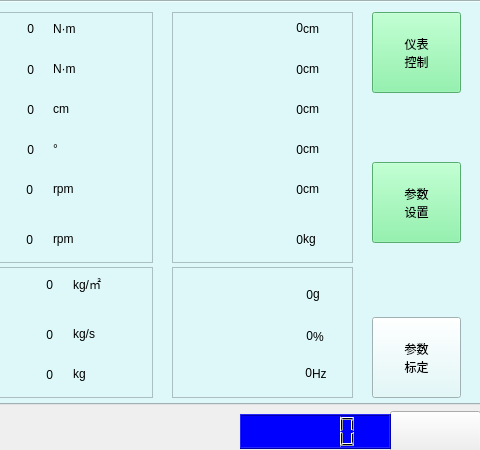
This is forms/mywidget.ui in yanggang59/HMI_DualCan as Qt 5 draws it before an edit; both pictures show x 320 to 800 and y 0 to 450 of the 800 by 450 pixel window. The edited form follows.
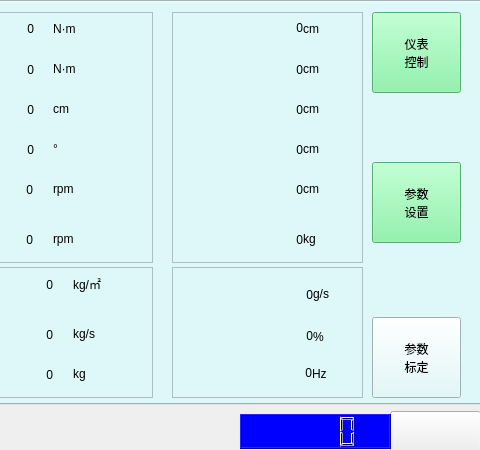
This is the edited form. Icons and pictures are not drawn. Custom widgets are drawn as their Qt base class.

Diff of the .ui file:
```diff
--- a/forms/mywidget.ui
+++ b/forms/mywidget.ui
@@ -1401,7 +1401,7 @@
       <rect>
        <x>490</x>
        <y>10</y>
-       <width>181</width>
+       <width>191</width>
        <height>251</height>
       </rect>
      </property>
@@ -1413,7 +1413,7 @@
        <rect>
         <x>0</x>
         <y>0</y>
-        <width>179</width>
+        <width>189</width>
         <height>249</height>
        </rect>
       </property>
@@ -2449,7 +2449,7 @@
       <rect>
        <x>490</x>
        <y>265</y>
-       <width>181</width>
+       <width>191</width>
        <height>131</height>
       </rect>
      </property>
@@ -2461,7 +2461,7 @@
        <rect>
         <x>0</x>
         <y>0</y>
-        <width>179</width>
+        <width>189</width>
         <height>129</height>
        </rect>
       </property>
@@ -2539,7 +2539,7 @@
         </rect>
        </property>
        <property name="text">
-        <string>g</string>
+        <string>g/s</string>
        </property>
       </widget>
       <widget class="QLabel" name="label_101">
```
